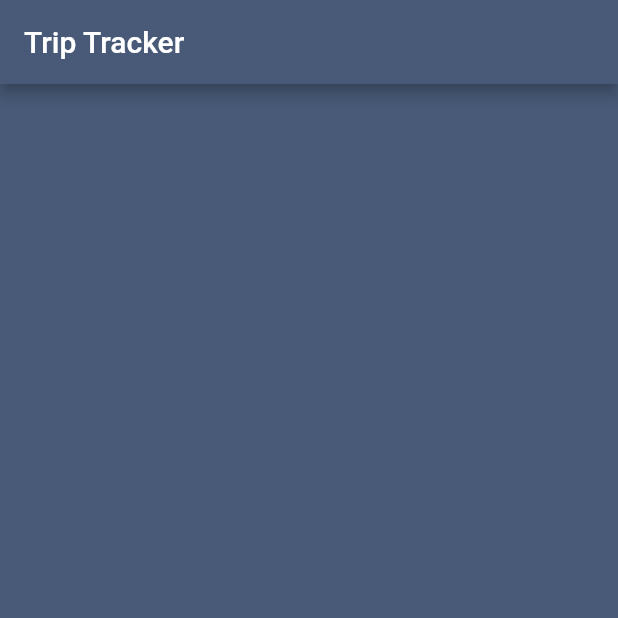
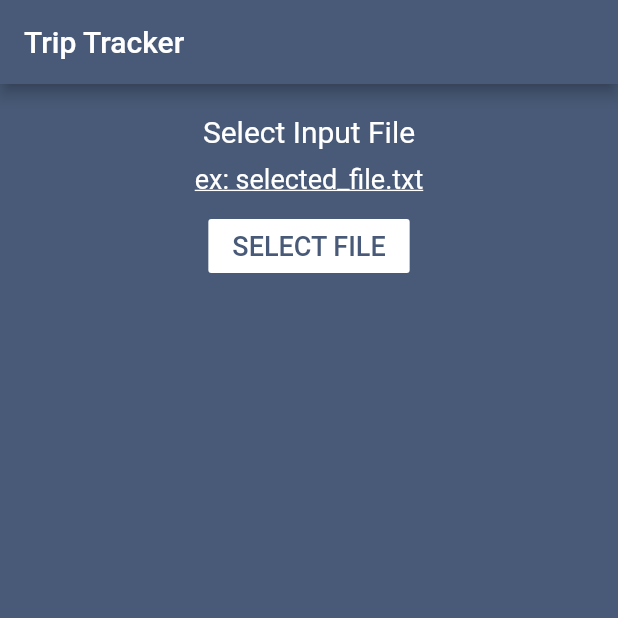
Before and after one commit to drexel-ue/trip_tracker, a Flutter app: the screen it shows after launch, on a phone screen of 412 x 824 dp, the top half of it. Run offline on Flutter 3.47's test engine with Material 2 defaults, Android fonts, the phone set to English and light mode, and no system bars.

Commit message:
Layout input selection widgets

```diff
--- a/lib/main.dart
+++ b/lib/main.dart
@@ -18,14 +18,50 @@ class MyHomePage extends StatelessWidget {
   @override
   Widget build(BuildContext context) {
     return Scaffold(
-      backgroundColor: Color.fromRGBO(72, 90, 119, 1),
+      backgroundColor: const Color.fromRGBO(72, 90, 119, 1),
       appBar: AppBar(
-        title: Text('Trip Tracker'),
-        backgroundColor: Color.fromRGBO(72, 90, 119, 1),
+        title: const Text('Trip Tracker'),
+        backgroundColor: const Color.fromRGBO(72, 90, 119, 1),
       ),
-      body: Column(
-        mainAxisAlignment: MainAxisAlignment.center,
-        children: <Widget>[],
+      body: Center(
+        child: Padding(
+          padding: const EdgeInsets.only(top: 20),
+          child: Column(
+            children: <Widget>[
+              const Text(
+                'Select Input File',
+                style: const TextStyle(
+                  color: Colors.white,
+                  fontSize: 20,
+                ),
+              ),
+              Padding(
+                padding: const EdgeInsets.symmetric(vertical: 10.0),
+                child: const Text(
+                  'ex: selected_file.txt',
+                  style: const TextStyle(
+                    color: Colors.white,
+                    fontSize: 18,
+                    decoration: TextDecoration.underline,
+                    decorationStyle: TextDecorationStyle.solid,
+                    decorationColor: Colors.white,
+                  ),
+                ),
+              ),
+              FlatButton(
+                onPressed: () {},
+                color: Colors.white,
+                child: Text(
+                  'SELECT FILE',
+                  style: TextStyle(
+                    color: const Color.fromRGBO(72, 90, 119, 1),
+                    fontSize: 18,
+                  ),
+                ),
+              ),
+            ],
+          ),
+        ),
       ),
     );
   }
```
Also changed, not shown: 1 other file.
